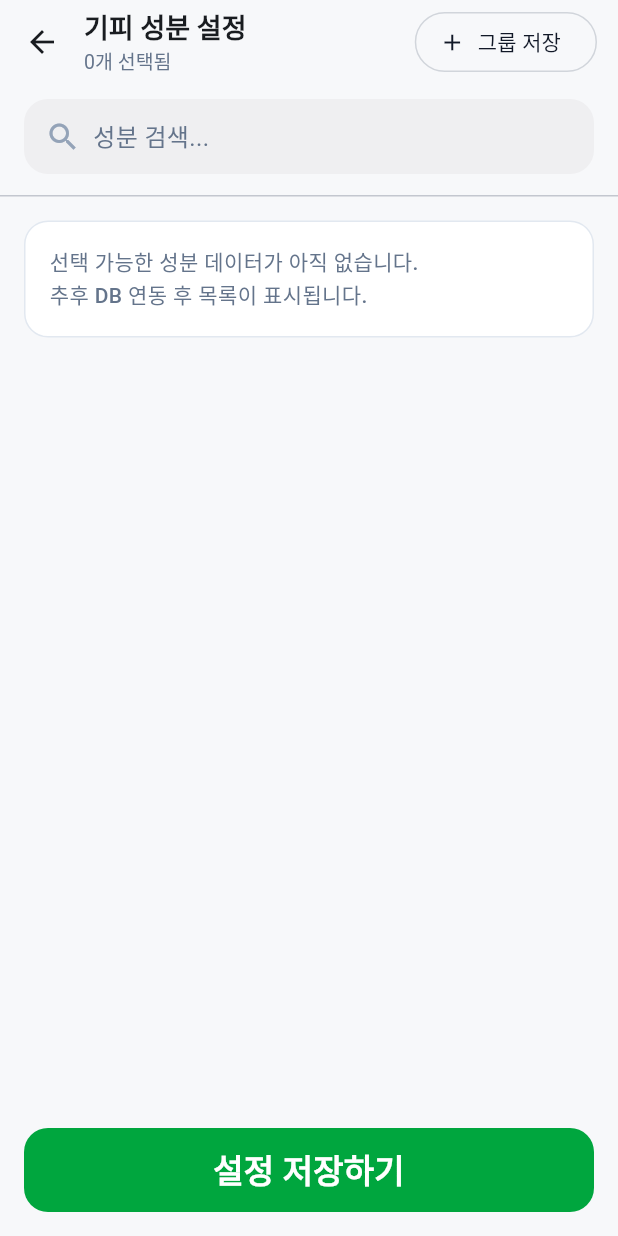
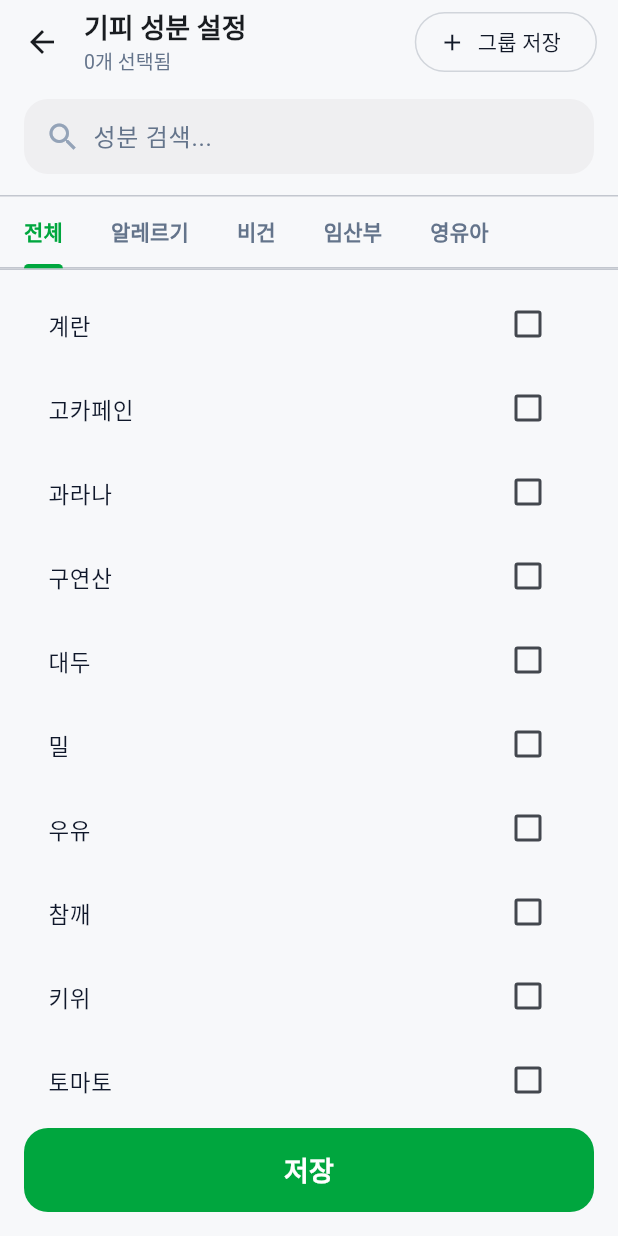
Before and after one commit to gjwnsdnd/food_safety_scanner, a Flutter app: the screen it shows after launch, after a tap on "기피 성분 설정", on a phone screen of 412 x 824 dp. Run offline on Flutter 3.47's test engine with Material 3 defaults, Android fonts, the phone set to English and light mode, and no system bars; our stand-ins replace dio, image_picker; network calls fail.

Commit message:
feat: implement preferences_screen.dart with full UI and backend API
Agent-Logs-Url: https://github.com/gjwnsdnd/food_safety_scanner/sessions/3156fdc5-a41f-4d0d-9616-78dea608d365

Co-authored-by: gjwnsdnd <186715085+gjwnsdnd@users.noreply.github.com>

```diff
--- a/lib/screens/main_screen.dart
+++ b/lib/screens/main_screen.dart
@@ -2,6 +2,7 @@ import 'package:flutter/material.dart';
 import 'analysis_result_screen.dart';
 import 'avoided_ingredient_settings_screen.dart';
 import 'history_screen.dart';
+import 'preferences_screen.dart';
 
 class MainScreen extends StatelessWidget {
   const MainScreen({Key? key}) : super(key: key);
@@ -175,7 +176,7 @@ class MainScreen extends StatelessWidget {
                     Navigator.push(
                       context,
                       MaterialPageRoute(
-                        builder: (_) => const AvoidedIngredientSettingsScreen(),
+                        builder: (_) => const PreferencesScreen(),
                       ),
                     );
                   },
--- /dev/null
+++ b/lib/screens/preferences_screen.dart
@@ -0,0 +1,482 @@
+import 'package:flutter/material.dart';
+import '../services/api_service.dart';
+
+// ─── 상수 ─────────────────────────────────────────────────────────────────────
+
+const _defaultUserId = 'default_user';
+
+// ─── 데이터 ───────────────────────────────────────────────────────────────────
+
+const _allIngredients = [
+  '계란',
+  '고카페인',
+  '과라나',
+  '구연산',
+  '대두',
+  '밀',
+  '우유',
+  '참깨',
+  '키위',
+  '토마토',
+  '파프리카',
+  '합성첨가물',
+  '해산물',
+  '헤이즐넛',
+  '혼합곡물',
+  '효모',
+];
+
+const _categoryIngredients = {
+  '알레르기': ['계란', '고카페인', '과라나', '구연산', '대두', '밀', '우유', '참깨', '해산물'],
+  '비건': ['계란', '고카페인', '우유'],
+  '임산부': ['고카페인', '과라나', '구연산', '효모'],
+  '영유아': ['계란', '고카페인', '과라나'],
+};
+
+const _tabLabels = ['전체', '알레르기', '비건', '임산부', '영유아'];
+
+// ─── 모델 ─────────────────────────────────────────────────────────────────────
+
+class _IngredientGroup {
+  final String name;
+  final List<String> ingredients;
+
+  const _IngredientGroup({required this.name, required this.ingredients});
+}
+
+// ─── 화면 ─────────────────────────────────────────────────────────────────────
+
+class PreferencesScreen extends StatefulWidget {
+  const PreferencesScreen({Key? key}) : super(key: key);
+
+  @override
+  State<PreferencesScreen> createState() => _PreferencesScreenState();
+}
+
+class _PreferencesScreenState extends State<PreferencesScreen>
+    with SingleTickerProviderStateMixin {
+  late final TabController _tabController;
+  final TextEditingController _searchController = TextEditingController();
+  final ApiService _apiService = ApiService();
+
+  final Set<String> _selected = {};
+  final List<_IngredientGroup> _groups = [];
+  String _searchQuery = '';
+  bool _isSaving = false;
+
+  @override
+  void initState() {
+    super.initState();
+    _tabController = TabController(length: _tabLabels.length, vsync: this);
+    _searchController.addListener(() {
+      setState(() => _searchQuery = _searchController.text.trim());
+    });
+    _loadPreferences();
+  }
+
+  @override
+  void dispose() {
+    _tabController.dispose();
+    _searchController.dispose();
+    super.dispose();
+  }
+
+  // ── API ──────────────────────────────────────────────────────────────────────
+
+  Future<void> _loadPreferences() async {
+    try {
+      final data = await _apiService.getPreferences(_defaultUserId);
+      final saved = List<String>.from(
+        (data['avoided_ingredients'] as List?)?.cast<String>() ?? [],
+      );
+      final groupsJson = (data['groups'] as List?) ?? [];
+      setState(() {
+        _selected
+          ..clear()
+          ..addAll(saved);
+        _groups
+          ..clear()
+          ..addAll(groupsJson.map((g) => _IngredientGroup(
+                name: g['name'] as String,
+                ingredients: List<String>.from(
+                  (g['ingredients'] as List?)?.cast<String>() ?? [],
+                ),
+              )));
+      });
+    } catch (_) {
+      // 서버 미연동 시 빈 상태로 시작
+    }
+  }
+
+  Future<void> _savePreferences() async {
+    setState(() => _isSaving = true);
+    try {
+      await _apiService.savePreferences(
+        userId: _defaultUserId,
+        avoidedIngredients: _selected.toList(),
+        groups: _groups
+            .map((g) => {'name': g.name, 'ingredients': g.ingredients})
+            .toList(),
+      );
+      if (mounted) {
+        ScaffoldMessenger.of(context).showSnackBar(
+          const SnackBar(content: Text('기피 성분이 저장되었습니다.')),
+        );
+        Navigator.pop(context);
+      }
+    } catch (e) {
+      if (mounted) {
+        ScaffoldMessenger.of(context).showSnackBar(
+          SnackBar(content: Text('저장 실패: $e')),
+        );
+      }
+    } finally {
+      if (mounted) setState(() => _isSaving = false);
+    }
+  }
+
+  // ── 그룹 저장 다이얼로그 ──────────────────────────────────────────────────────
+
+  Future<void> _showSaveGroupDialog() async {
+    if (_selected.isEmpty) {
+      ScaffoldMessenger.of(context).showSnackBar(
+        const SnackBar(content: Text('먼저 성분을 선택해 주세요.')),
+      );
+      return;
+    }
+
+    final nameController = TextEditingController();
+    final confirmed = await showDialog<bool>(
+      context: context,
+      builder: (ctx) => AlertDialog(
+        title: const Text('그룹 이름 입력'),
+        content: TextField(
+          controller: nameController,
+          autofocus: true,
+          decoration: const InputDecoration(
+            hintText: '예: 기피성분',
+            border: OutlineInputBorder(),
+          ),
+        ),
+        actions: [
+          TextButton(
+            onPressed: () => Navigator.pop(ctx, false),
+            child: const Text('취소'),
+          ),
+          FilledButton(
+            onPressed: () => Navigator.pop(ctx, true),
+            style: FilledButton.styleFrom(
+                backgroundColor: const Color(0xFF00A63E)),
+            child: const Text('저장'),
+          ),
+        ],
+      ),
+    );
+
+    if (confirmed == true) {
+      final name = nameController.text.trim();
+      if (name.isEmpty) return;
+      setState(() {
+        _groups.add(_IngredientGroup(
+          name: name,
+          ingredients: _selected.toList(),
+        ));
+      });
+    }
+    nameController.dispose();
+  }
+
+  // ── 그룹 삭제 ────────────────────────────────────────────────────────────────
+
+  void _deleteGroup(int index) {
+    setState(() => _groups.removeAt(index));
+  }
+
+  // ── 그룹 클릭 → 성분 체크 ───────────────────────────────────────────────────
+
+  void _applyGroup(_IngredientGroup group) {
+    setState(() {
+      _selected
+        ..clear()
+        ..addAll(group.ingredients);
+    });
+  }
+
+  // ── 현재 탭의 성분 목록 (검색 필터 적용) ────────────────────────────────────
+
+  List<String> _filteredIngredients(int tabIndex) {
+    final base = tabIndex == 0
+        ? _allIngredients
+        : (_categoryIngredients[_tabLabels[tabIndex]] ?? []);
+
+    if (_searchQuery.isEmpty) return base;
+    return base
+        .where((i) => i.contains(_searchQuery))
+        .toList();
+  }
+
+  // ── 빌드 ─────────────────────────────────────────────────────────────────────
+
+  @override
+  Widget build(BuildContext context) {
+    return Scaffold(
+      backgroundColor: const Color(0xFFF7F8FA),
+      appBar: _buildAppBar(),
+      body: Column(
+        children: [
+          _buildSearchBar(),
+          const SizedBox(height: 8),
+          if (_groups.isNotEmpty) _buildGroupChips(),
+          const Divider(height: 1),
+          _buildTabBar(),
+          const Divider(height: 1),
+          Expanded(child: _buildTabBarView()),
+          _buildSaveButton(),
+        ],
+      ),
+    );
+  }
+
+  AppBar _buildAppBar() {
+    return AppBar(
+      backgroundColor: const Color(0xFFF7F8FA),
+      elevation: 0,
+      scrolledUnderElevation: 0,
+      leading: IconButton(
+        icon: const Icon(Icons.arrow_back),
+        onPressed: () => Navigator.pop(context),
+      ),
+      titleSpacing: 0,
+      title: Column(
+        crossAxisAlignment: CrossAxisAlignment.start,
+        children: [
+          const Text(
+            '기피 성분 설정',
+            style: TextStyle(fontSize: 18, fontWeight: FontWeight.w800),
+          ),
+          const SizedBox(height: 2),
+          Text(
+            '${_selected.length}개 선택됨',
+            style: const TextStyle(fontSize: 13, color: Color(0xFF64748B)),
+          ),
+        ],
+      ),
+      actions: [
+        Padding(
+          padding: const EdgeInsets.only(right: 14),
+          child: OutlinedButton.icon(
+            onPressed: _showSaveGroupDialog,
+            style: OutlinedButton.styleFrom(
+              foregroundColor: const Color(0xFF111827),
+              side: const BorderSide(color: Color(0xFFD1D5DB)),
+            ),
+            icon: const Icon(Icons.add, size: 18),
+            label: const Text('그룹 저장'),
+          ),
+        ),
+      ],
+    );
+  }
+
+  Widget _buildSearchBar() {
+    return Padding(
+      padding: const EdgeInsets.fromLTRB(16, 10, 16, 6),
+      child: Container(
+        height: 50,
+        decoration: BoxDecoration(
+          color: const Color(0xFFEFEFF1),
+          borderRadius: BorderRadius.circular(16),
+        ),
+        child: Row(
+          children: [
+            const SizedBox(width: 14),
+            const Icon(Icons.search, color: Color(0xFF94A3B8), size: 24),
+            const SizedBox(width: 8),
+            Expanded(
+              child: TextField(
+                controller: _searchController,
+                decoration: const InputDecoration(
+                  hintText: '성분 검색...',
+                  hintStyle: TextStyle(
+                    color: Color(0xFF64748B),
+                    fontSize: 16,
+                  ),
+                  border: InputBorder.none,
+                  isDense: true,
+                  contentPadding: EdgeInsets.zero,
+                ),
+                style: const TextStyle(fontSize: 16),
+              ),
+            ),
+            if (_searchQuery.isNotEmpty)
+              IconButton(
+                icon: const Icon(Icons.clear, size: 18),
+                onPressed: () => _searchController.clear(),
+                color: const Color(0xFF94A3B8),
+              ),
+          ],
+        ),
+      ),
+    );
+  }
+
+  Widget _buildGroupChips() {
+    return Padding(
+      padding: const EdgeInsets.fromLTRB(16, 4, 16, 8),
+      child: Column(
+        crossAxisAlignment: CrossAxisAlignment.start,
+        children: [
+          const Text(
+            '저장된 그룹',
+            style: TextStyle(
+              fontSize: 12,
+              fontWeight: FontWeight.w600,
+              color: Color(0xFF64748B),
+            ),
+          ),
+          const SizedBox(height: 6),
+          Wrap(
+            spacing: 8,
+            runSpacing: 4,
+            children: List.generate(_groups.length, (i) {
+              final group = _groups[i];
+              return InputChip(
+                label: Text(
+                  '${group.name} (${group.ingredients.length})',
+                  style: const TextStyle(fontSize: 13),
+                ),
+                onPressed: () => _applyGroup(group),
+                onDeleted: () => _deleteGroup(i),
+                deleteIcon: const Icon(Icons.close, size: 16),
+                backgroundColor: const Color(0xFFE6F4EC),
+                side: const BorderSide(color: Color(0xFF00A63E), width: 0.8),
+                labelStyle: const TextStyle(color: Color(0xFF00A63E)),
+                deleteIconColor: const Color(0xFF00A63E),
+              );
+            }),
+          ),
+        ],
+      ),
+    );
+  }
+
+  Widget _buildTabBar() {
+    return TabBar(
+      controller: _tabController,
+      isScrollable: true,
+      tabAlignment: TabAlignment.start,
+      labelColor: const Color(0xFF00A63E),
+      unselectedLabelColor: const Color(0xFF64748B),
+      indicatorColor: const Color(0xFF00A63E),
+      labelStyle: const TextStyle(
+        fontWeight: FontWeight.w700,
+        fontSize: 14,
+      ),
+      tabs: _tabLabels.map((label) => Tab(text: label)).toList(),
+    );
+  }
+
+  Widget _buildTabBarView() {
+    return TabBarView(
+      controller: _tabController,
+      children: List.generate(
+        _tabLabels.length,
+        (i) => _buildIngredientList(i),
+      ),
+    );
+  }
+
+  Widget _buildIngredientList(int tabIndex) {
+    return AnimatedBuilder(
+      animation: _searchController,
+      builder: (_, __) {
+        final items = _filteredIngredients(tabIndex);
+        if (items.isEmpty) {
+          return const Center(
+            child: Text(
+              '검색 결과가 없습니다.',
+              style: TextStyle(color: Color(0xFF94A3B8), fontSize: 14),
+            ),
+          );
+        }
+        return ListView.builder(
+          padding: const EdgeInsets.symmetric(horizontal: 16, vertical: 8),
+          itemCount: items.length,
+          itemBuilder: (_, index) {
+            final ingredient = items[index];
+            final isChecked = _selected.contains(ingredient);
+            return CheckboxListTile(
+              value: isChecked,
+              onChanged: (val) {
+                setState(() {
+                  if (val == true) {
+                    _selected.add(ingredient);
+                  } else {
+                    _selected.remove(ingredient);
+                  }
+                });
+              },
+              title: Text(
+                ingredient,
+                style: TextStyle(
+                  fontSize: 15,
+                  fontWeight:
+                      isChecked ? FontWeight.w700 : FontWeight.w500,
+                  color: isChecked
+                      ? const Color(0xFF00A63E)
+                      : const Color(0xFF0F172A),
+                ),
+              ),
+              activeColor: const Color(0xFF00A63E),
+              checkColor: Colors.white,
+              controlAffinity: ListTileControlAffinity.trailing,
+              shape: RoundedRectangleBorder(
+                borderRadius: BorderRadius.circular(10),
+              ),
+            );
+          },
+        );
+      },
+    );
+  }
+
+  Widget _buildSaveButton() {
+    return SafeArea(
+      top: false,
+      child: Padding(
+        padding: const EdgeInsets.fromLTRB(16, 8, 16, 16),
+        child: SizedBox(
+          width: double.infinity,
+          height: 56,
+          child: FilledButton(
+            onPressed: _isSaving ? null : _savePreferences,
+            style: FilledButton.styleFrom(
+              backgroundColor: const Color(0xFF00A63E),
+              disabledBackgroundColor: const Color(0xFF00A63E).withOpacity(0.6),
+              foregroundColor: Colors.white,
+              shape: RoundedRectangleBorder(
+                borderRadius: BorderRadius.circular(16),
+              ),
+            ),
+            child: _isSaving
+                ? const SizedBox(
+                    width: 24,
+                    height: 24,
+                    child: CircularProgressIndicator(
+                      color: Colors.white,
+                      strokeWidth: 2.5,
+                    ),
+                  )
+                : const Text(
+                    '저장',
+                    style: TextStyle(
+                      fontSize: 18,
+                      fontWeight: FontWeight.w800,
+                    ),
+                  ),
+          ),
+        ),
+      ),
+    );
+  }
+}
--- a/lib/services/api_service.dart
+++ b/lib/services/api_service.dart
@@ -17,6 +17,41 @@ class ApiService {
 						);
 
 	final Dio _dio;
+
+	Future<Map<String, dynamic>> getPreferences(String userId) async {
+		try {
+			final response = await _dio.get<Map<String, dynamic>>(
+				'/api/preferences/$userId',
+			);
+			return response.data ?? {};
+		} on DioException catch (e) {
+			if (e.response?.statusCode == 404) {
+				return {'avoided_ingredients': [], 'groups': []};
+			}
+			final statusCode = e.response?.statusCode;
+			throw Exception('기피 성분 조회 실패 ($statusCode): ${e.response?.data}');
+		}
+	}
+
+	Future<void> savePreferences({
+		required String userId,
+		required List<String> avoidedIngredients,
+		List<Map<String, dynamic>> groups = const [],
+	}) async {
+		try {
+			await _dio.post<void>(
+				'/api/preferences',
+				data: {
+					'user_id': userId,
+					'avoided_ingredients': avoidedIngredients,
+					'groups': groups,
+				},
+			);
+		} on DioException catch (e) {
+			final statusCode = e.response?.statusCode;
+			throw Exception('기피 성분 저장 실패 ($statusCode): ${e.response?.data}');
+		}
+	}
 
 	Future<Map<String, dynamic>> scanIngredients(String productName) async {
 		if (productName.trim().isEmpty) {
```
Also changed, not shown: 2 other files.
